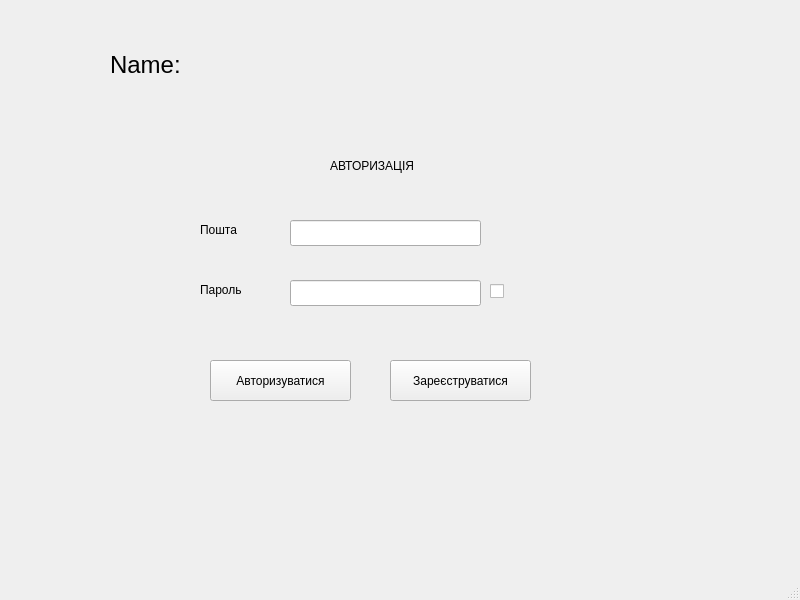
Old version of the form Authorization/Window/authorizationwindow.ui in the repository letsexisttogether/MedicalDocuments.
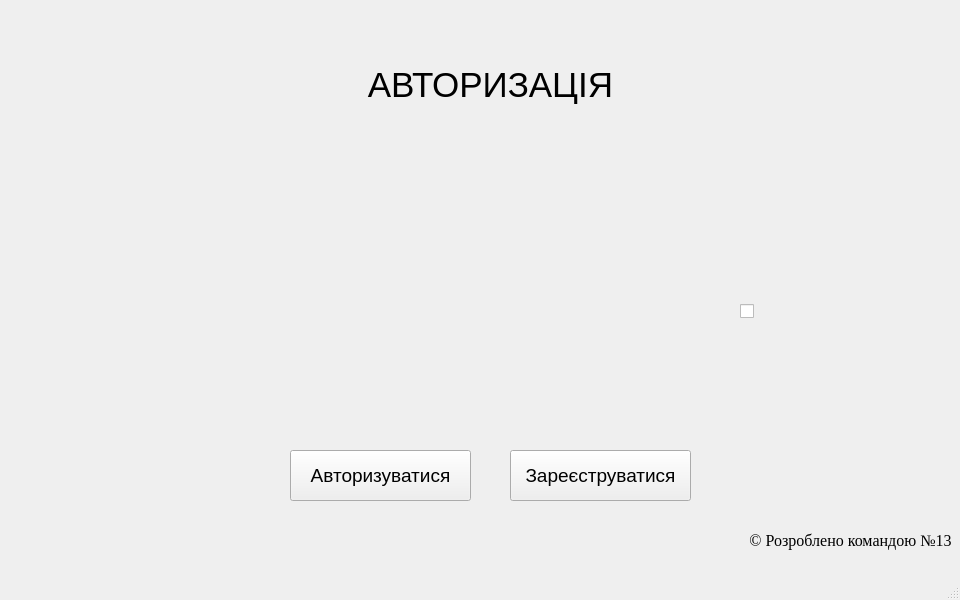
New version of the form. Custom widgets are drawn as their Qt base class.

```diff
--- a/Authorization/Window/authorizationwindow.ui
+++ b/Authorization/Window/authorizationwindow.ui
@@ -6,85 +6,62 @@
    <rect>
     <x>0</x>
     <y>0</y>
-    <width>800</width>
+    <width>960</width>
     <height>600</height>
    </rect>
   </property>
+  <property name="sizePolicy">
+   <sizepolicy hsizetype="Fixed" vsizetype="Fixed">
+    <horstretch>0</horstretch>
+    <verstretch>0</verstretch>
+   </sizepolicy>
+  </property>
+  <property name="minimumSize">
+   <size>
+    <width>800</width>
+    <height>600</height>
+   </size>
+  </property>
+  <property name="maximumSize">
+   <size>
+    <width>960</width>
+    <height>600</height>
+   </size>
+  </property>
   <property name="windowTitle">
    <string>MainWindow</string>
   </property>
   <widget class="QWidget" name="centralwidget">
-   <widget class="QLineEdit" name="idEdit">
-    <property name="geometry">
-     <rect>
-      <x>290</x>
-      <y>220</y>
-      <width>191</width>
-      <height>26</height>
-     </rect>
-    </property>
-   </widget>
-   <widget class="QLineEdit" name="passwordEdit">
-    <property name="geometry">
-     <rect>
-      <x>290</x>
-      <y>280</y>
-      <width>191</width>
-      <height>26</height>
-     </rect>
-    </property>
-    <property name="echoMode">
-     <enum>QLineEdit::EchoMode::Password</enum>
-    </property>
-   </widget>
    <widget class="QLabel" name="label">
     <property name="geometry">
      <rect>
       <x>330</x>
-      <y>140</y>
-      <width>101</width>
-      <height>51</height>
+      <y>50</y>
+      <width>321</width>
+      <height>71</height>
      </rect>
     </property>
     <property name="text">
-     <string>АВТОРИЗАЦІЯ</string>
-    </property>
-   </widget>
-   <widget class="QLabel" name="label_2">
-    <property name="geometry">
-     <rect>
-      <x>200</x>
-      <y>220</y>
-      <width>63</width>
-      <height>20</height>
-     </rect>
-    </property>
-    <property name="text">
-     <string>Пошта</string>
-    </property>
-   </widget>
-   <widget class="QLabel" name="label_3">
-    <property name="geometry">
-     <rect>
-      <x>200</x>
-      <y>280</y>
-      <width>63</width>
-      <height>20</height>
-     </rect>
-    </property>
-    <property name="text">
-     <string>Пароль</string>
+     <string>&lt;html&gt;&lt;head/&gt;&lt;body&gt;&lt;p align=&quot;center&quot;&gt;&lt;span style=&quot; font-size:26pt;&quot;&gt;АВТОРИЗАЦІЯ&lt;/span&gt;&lt;/p&gt;&lt;/body&gt;&lt;/html&gt;</string>
     </property>
    </widget>
    <widget class="QPushButton" name="acceptButton">
     <property name="geometry">
      <rect>
-      <x>210</x>
-      <y>360</y>
-      <width>141</width>
-      <height>41</height>
+      <x>290</x>
+      <y>450</y>
+      <width>181</width>
+      <height>51</height>
      </rect>
     </property>
+    <property name="font">
+     <font>
+      <pointsize>14</pointsize>
+     </font>
+    </property>
+    <property name="cursor">
+     <cursorShape>PointingHandCursor</cursorShape>
+    </property>
     <property name="text">
      <string>Авторизуватися</string>
     </property>
@@ -92,12 +69,20 @@
    <widget class="QPushButton" name="registerButton">
     <property name="geometry">
      <rect>
-      <x>390</x>
-      <y>360</y>
-      <width>141</width>
-      <height>41</height>
+      <x>510</x>
+      <y>450</y>
+      <width>181</width>
+      <height>51</height>
      </rect>
     </property>
+    <property name="font">
+     <font>
+      <pointsize>14</pointsize>
+     </font>
+    </property>
+    <property name="cursor">
+     <cursorShape>PointingHandCursor</cursorShape>
+    </property>
     <property name="text">
      <string>Зареєструватися</string>
     </property>
@@ -105,25 +90,51 @@
    <widget class="QLabel" name="errorLabel">
     <property name="geometry">
      <rect>
-      <x>10</x>
-      <y>10</y>
-      <width>761</width>
-      <height>31</height>
+      <x>740</x>
+      <y>530</y>
+      <width>221</width>
+      <height>21</height>
      </rect>
     </property>
+    <property name="font">
+     <font>
+      <family>Times New Roman</family>
+      <pointsize>12</pointsize>
+     </font>
+    </property>
+    <property name="toolTip">
+     <string>Лінчук, Філімоненков, Черненко</string>
+    </property>
     <property name="text">
-     <string/>
+     <string>&lt;html&gt;&lt;head/&gt;&lt;body&gt;&lt;p align=&quot;center&quot;&gt;&lt;span style=&quot; font-size:12pt;&quot;&gt;© Розроблено командою №13&lt;/span&gt;&lt;/p&gt;&lt;/body&gt;&lt;/html&gt;</string>
     </property>
-    <property name="textFormat">
-     <enum>Qt::TextFormat::AutoText</enum>
+   </widget>
+   <widget class="CustomField" name="email" native="true">
+    <property name="geometry">
+     <rect>
+      <x>230</x>
+      <y>160</y>
+      <width>500</width>
+      <height>110</height>
+     </rect>
+    </property>
+   </widget>
+   <widget class="CustomField" name="password" native="true">
+    <property name="geometry">
+     <rect>
+      <x>230</x>
+      <y>280</y>
+      <width>500</width>
+      <height>110</height>
+     </rect>
     </property>
    </widget>
    <widget class="QCheckBox" name="passwordVisibility">
     <property name="geometry">
      <rect>
-      <x>490</x>
-      <y>280</y>
-      <width>16</width>
+      <x>740</x>
+      <y>300</y>
+      <width>21</width>
       <height>22</height>
      </rect>
     </property>
@@ -131,19 +142,6 @@
      <string/>
     </property>
    </widget>
-   <widget class="QLabel" name="personName">
-    <property name="geometry">
-     <rect>
-      <x>110</x>
-      <y>40</y>
-      <width>601</width>
-      <height>51</height>
-     </rect>
-    </property>
-    <property name="text">
-     <string>&lt;html&gt;&lt;head/&gt;&lt;body&gt;&lt;p&gt;&lt;span style=&quot; font-size:18pt;&quot;&gt;Name: &lt;/span&gt;&lt;/p&gt;&lt;/body&gt;&lt;/html&gt;</string>
-    </property>
-   </widget>
   </widget>
   <widget class="QMenuBar" name="menubar">
    <property name="geometry">
@@ -157,6 +155,14 @@
   </widget>
   <widget class="QStatusBar" name="statusbar"/>
  </widget>
+ <customwidgets>
+  <customwidget>
+   <class>CustomField</class>
+   <extends>QWidget</extends>
+   <header location="global">Authorization/CustomField/CustomField.hpp</header>
+   <container>1</container>
+  </customwidget>
+ </customwidgets>
  <resources/>
  <connections/>
 </ui>
```
Left out of the diff: 7 changed lines with no effect on the pictures.
